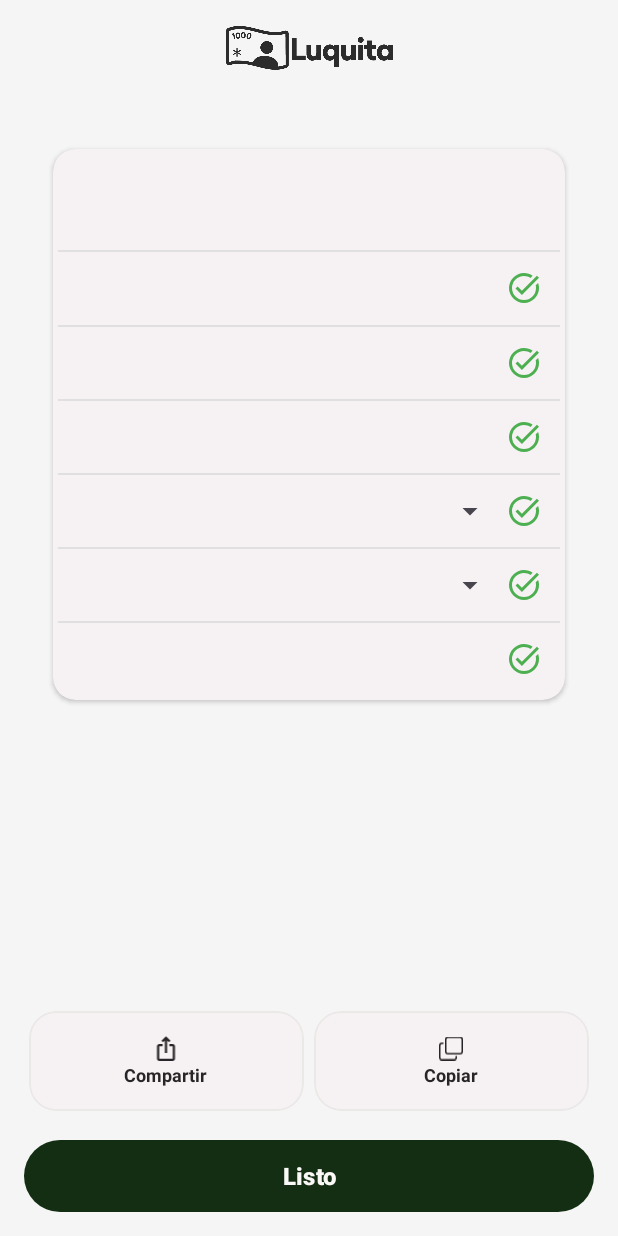
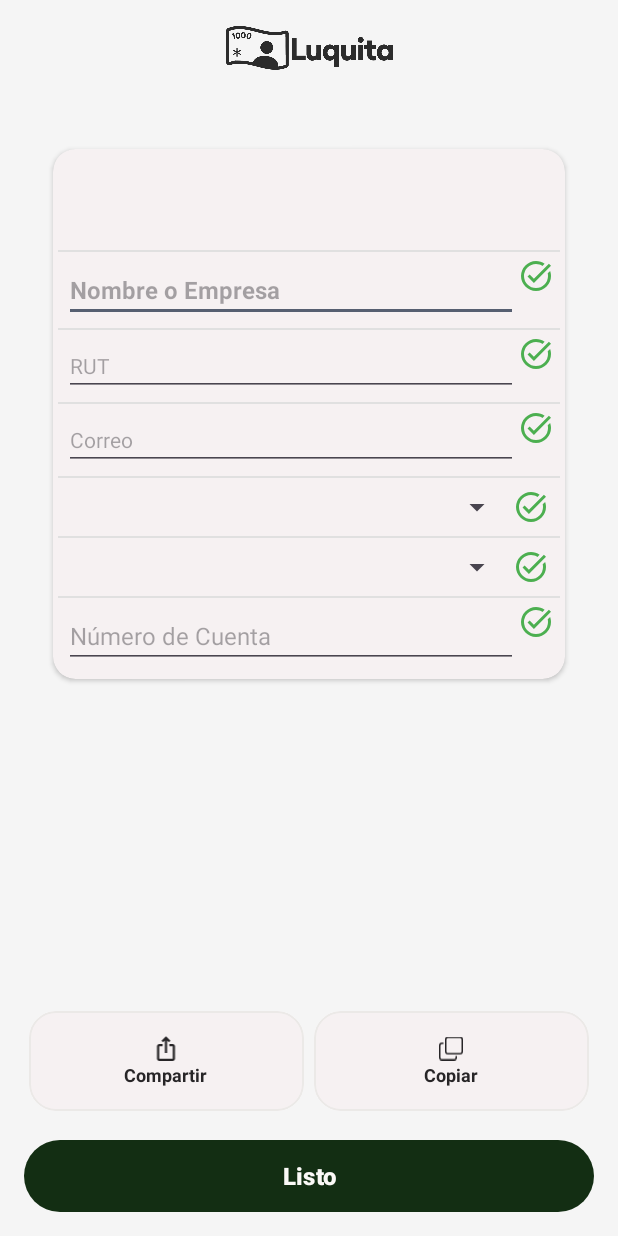
Before and after one commit to vhodacl/Luquita, an Android app: the ResultActivity screen opened directly, with no data from a screen before it, on a phone screen of 412 x 824 dp. Run offline under Robolectric (Android 15) with nearby library versions, the phone set to English and light mode, and no system bars; 1 statement that could not run was skipped.

Commit message:
update result textview a input edit

```diff
--- a/app/src/main/res/layout/activity_result.xml
+++ b/app/src/main/res/layout/activity_result.xml
@@ -74,15 +74,16 @@
                 android:layout_width="match_parent"
                 android:layout_height="wrap_content"
                 android:orientation="horizontal"
-                android:padding="12dp">
+                android:padding="4dp">
 
-                <TextView
-                    android:id="@+id/companyNameTextView"
+                <EditText
+                    android:id="@+id/companyNameEditText"
                     android:layout_width="0dp"
                     android:layout_height="wrap_content"
                     android:layout_weight="1"
-                    android:textSize="18sp"
-                    android:textStyle="bold" />
+                    android:textSize="16sp"
+                    android:textStyle="bold"
+                    android:hint="Nombre o Empresa" />
 
                 <!-- Icono de validación -->
                 <ImageView
@@ -103,14 +104,15 @@
                 android:layout_width="match_parent"
                 android:layout_height="wrap_content"
                 android:orientation="horizontal"
-                android:padding="12dp">
+                android:padding="4dp">
 
-                <TextView
-                    android:id="@+id/rutTextView"
+                <EditText
+                    android:id="@+id/rutEditText"
                     android:layout_width="0dp"
                     android:layout_height="wrap_content"
                     android:layout_weight="1"
-                    android:textSize="16sp" />
+                    android:textSize="14sp"
+                    android:hint="RUT" />
 
                 <ImageView
                     android:layout_width="24dp"
@@ -130,14 +132,15 @@
                 android:layout_width="match_parent"
                 android:layout_height="wrap_content"
                 android:orientation="horizontal"
-                android:padding="12dp">
+                android:padding="4dp">
 
-                <TextView
-                    android:id="@+id/emailTextView"
+                <EditText
+                    android:id="@+id/emailEditText"
                     android:layout_width="0dp"
                     android:layout_height="wrap_content"
                     android:layout_weight="1"
-                    android:textSize="16sp" />
+                    android:textSize="14sp"
+                    android:hint="Correo" />
 
                 <ImageView
                     android:layout_width="24dp"
@@ -157,7 +160,7 @@
                 android:layout_width="match_parent"
                 android:layout_height="wrap_content"
                 android:orientation="horizontal"
-                android:padding="12dp">
+                android:padding="7dp">
 
                 <Spinner
                     android:id="@+id/bankSpinner"
@@ -184,14 +187,14 @@
                 android:layout_width="match_parent"
                 android:layout_height="wrap_content"
                 android:orientation="horizontal"
-                android:padding="12dp">
+                android:padding="7dp">
 
                 <Spinner
                     android:id="@+id/accountTypeSpinner"
                     android:layout_width="0dp"
                     android:layout_height="wrap_content"
                     android:layout_weight="1"
-                    android:textSize="16sp" />
+                    android:textSize="14sp" />
 
                 <ImageView
                     android:layout_width="24dp"
@@ -211,14 +214,15 @@
                 android:layout_width="match_parent"
                 android:layout_height="wrap_content"
                 android:orientation="horizontal"
-                android:padding="12dp">
+                android:padding="4dp">
 
-                <TextView
-                    android:id="@+id/accountNumberTextView"
+                <EditText
+                    android:id="@+id/accountNumberEditText"
                     android:layout_width="0dp"
                     android:layout_height="wrap_content"
                     android:layout_weight="1"
-                    android:textSize="16sp" />
+                    android:textSize="16sp"
+                    android:hint="Número de Cuenta" />
 
                 <ImageView
                     android:layout_width="24dp"
@@ -226,6 +230,7 @@
                     android:src="@drawable/task_alt"
                     android:tint="#4CAF50" />
             </LinearLayout>
+
         </LinearLayout>
     </androidx.cardview.widget.CardView>
 
```
Also changed, not shown: app/src/main/java/com/vhoda/luquita/ResultActivity.kt (+14 -10 lines), app/src/main/res/layout/activity_camera.xml (+6 -6 lines).
